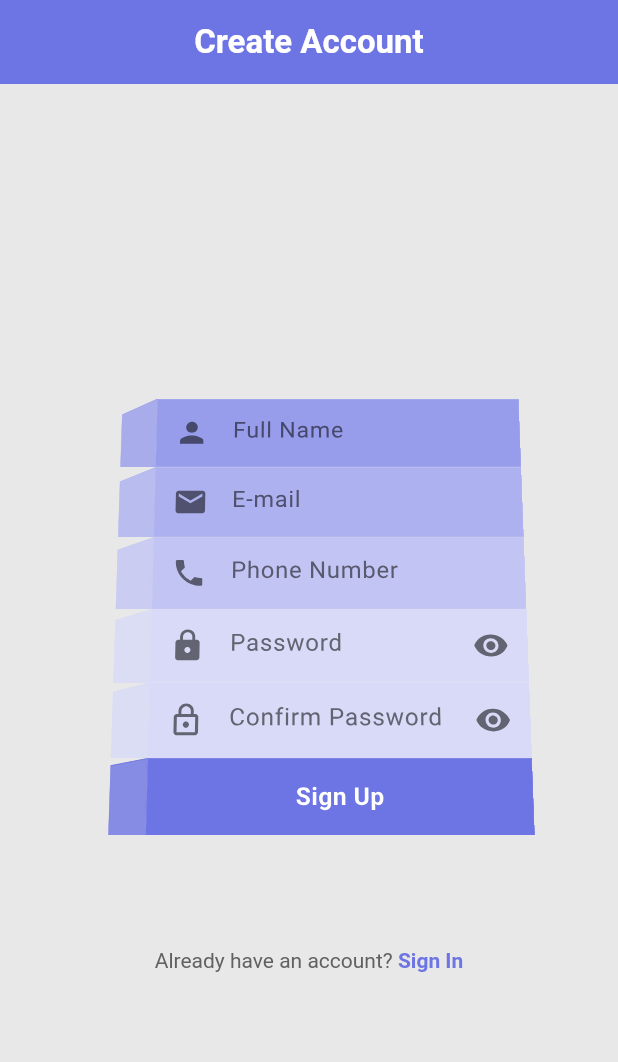
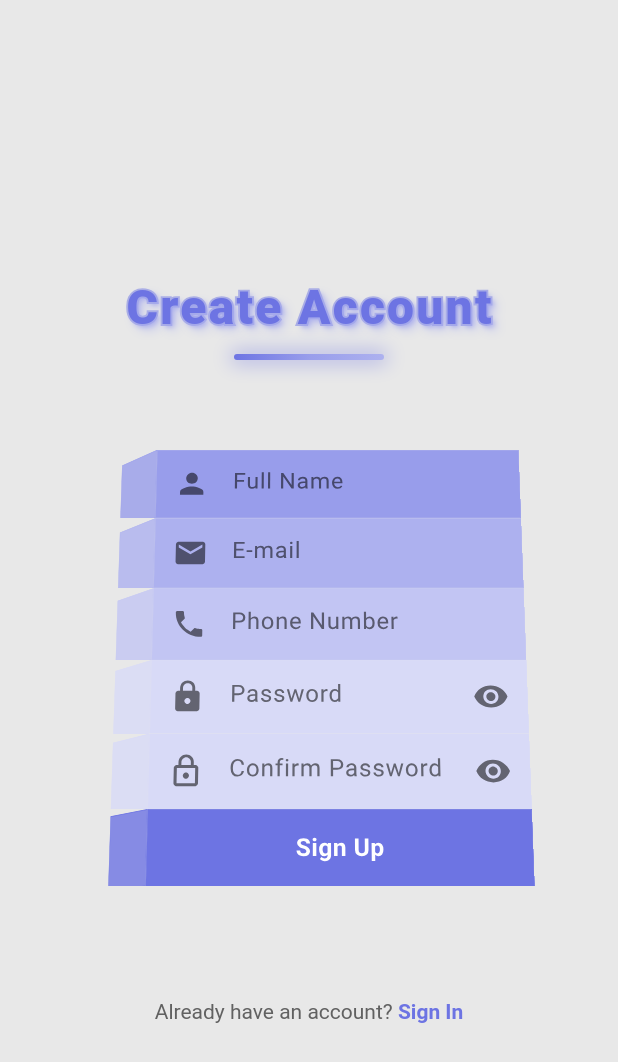
Before and after one commit to Adithyansyam/akshaya-requirements, a Flutter app: the SignUpScreen screen opened directly, on a phone screen of 412 x 824 dp. Shown: the top 1062 px of the screen. Run offline on Flutter 3.47's test engine with Material 3 defaults, Android fonts, the phone set to English and light mode, and no system bars; our stand-ins replace cloud_firestore, firebase_auth, firebase_core; accounts and stored records are empty.

Commit message:
ui updations made in sign up page

```diff
--- a/lib/screens/signup_screen.dart
+++ b/lib/screens/signup_screen.dart
@@ -149,20 +149,6 @@ class _SignUpScreenState extends State<SignUpScreen> with SingleTickerProviderSt
   Widget build(BuildContext context) {
     return Scaffold(
       backgroundColor: const Color(0xFFE8E8E8),
-      appBar: AppBar(
-        title: const Text(
-          'Create Account',
-          style: TextStyle(
-            color: Colors.white,
-            fontWeight: FontWeight.bold,
-          ),
-        ),
-        centerTitle: true,
-        backgroundColor: color5,
-        elevation: 0,
-        automaticallyImplyLeading: false,
-        iconTheme: const IconThemeData(color: Colors.white),
-      ),
       body: Center(
         child: SingleChildScrollView(
           padding: const EdgeInsets.all(24.0),
@@ -171,7 +157,92 @@ class _SignUpScreenState extends State<SignUpScreen> with SingleTickerProviderSt
             child: Column(
               mainAxisAlignment: MainAxisAlignment.center,
               children: [
-                const SizedBox(height: 40),
+                const SizedBox(height: 60),
+                // Modern Create Account Header with Animation
+                TweenAnimationBuilder<double>(
+                  tween: Tween(begin: 0.0, end: 1.0),
+                  duration: const Duration(milliseconds: 800),
+                  curve: Curves.easeOutCubic,
+                  builder: (context, value, child) {
+                    return Transform.translate(
+                      offset: Offset(0, 50 * (1 - value.clamp(0.0, 1.0))),
+                      child: Opacity(
+                        opacity: value.clamp(0.0, 1.0),
+                        child: child,
+                      ),
+                    );
+                  },
+                  child: Column(
+                    children: [
+                      // Create Account text without background
+                      Stack(
+                        children: [
+                          // Stroke/outline effect
+                          Text(
+                            'Create Account',
+                            style: TextStyle(
+                              fontSize: 32,
+                              fontWeight: FontWeight.w900,
+                              letterSpacing: 1.5,
+                              height: 1.2,
+                              foreground: Paint()
+                                ..style = PaintingStyle.stroke
+                                ..strokeWidth = 2.5
+                                ..color = color5.withOpacity(0.5),
+                            ),
+                          ),
+                          // Main text with gradient-like shadow
+                          Text(
+                            'Create Account',
+                            style: TextStyle(
+                              fontSize: 32,
+                              fontWeight: FontWeight.w900,
+                              color: color5,
+                              letterSpacing: 1.5,
+                              height: 1.2,
+                              shadows: [
+                                Shadow(
+                                  color: color4.withOpacity(0.8),
+                                  offset: const Offset(2, 2),
+                                  blurRadius: 4,
+                                ),
+                                Shadow(
+                                  color: color3.withOpacity(0.6),
+                                  offset: const Offset(4, 4),
+                                  blurRadius: 8,
+                                ),
+                              ],
+                            ),
+                          ),
+                        ],
+                      ),
+                      const SizedBox(height: 12),
+                      // Decorative line with gradient
+                      Container(
+                        width: 100,
+                        height: 4,
+                        decoration: BoxDecoration(
+                          borderRadius: BorderRadius.circular(2),
+                          gradient: LinearGradient(
+                            colors: [
+                              color5,
+                              color4,
+                              color3,
+                            ],
+                          ),
+                          boxShadow: [
+                            BoxShadow(
+                              color: color5.withOpacity(0.5),
+                              blurRadius: 10,
+                              spreadRadius: 2,
+                            ),
+                          ],
+                        ),
+                      ),
+                    ],
+                  ),
+                ),
+                const SizedBox(height: 50),
                 // 3D Skewed Form Container
                 Transform(
                   transform: Matrix4.identity()
```
